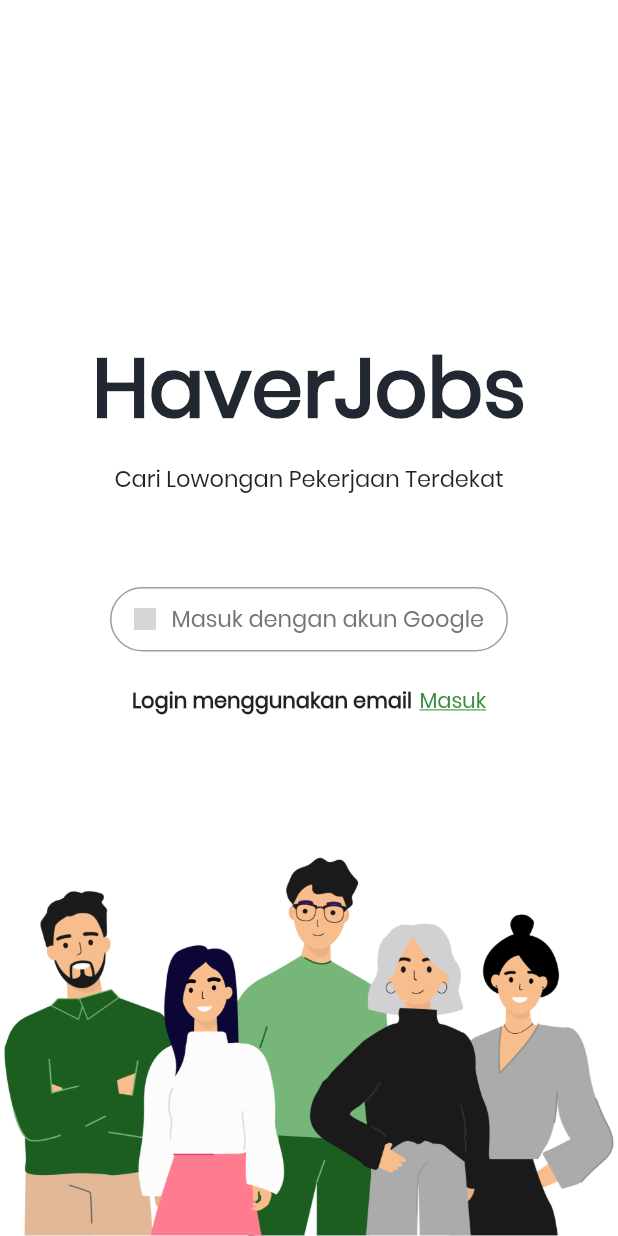
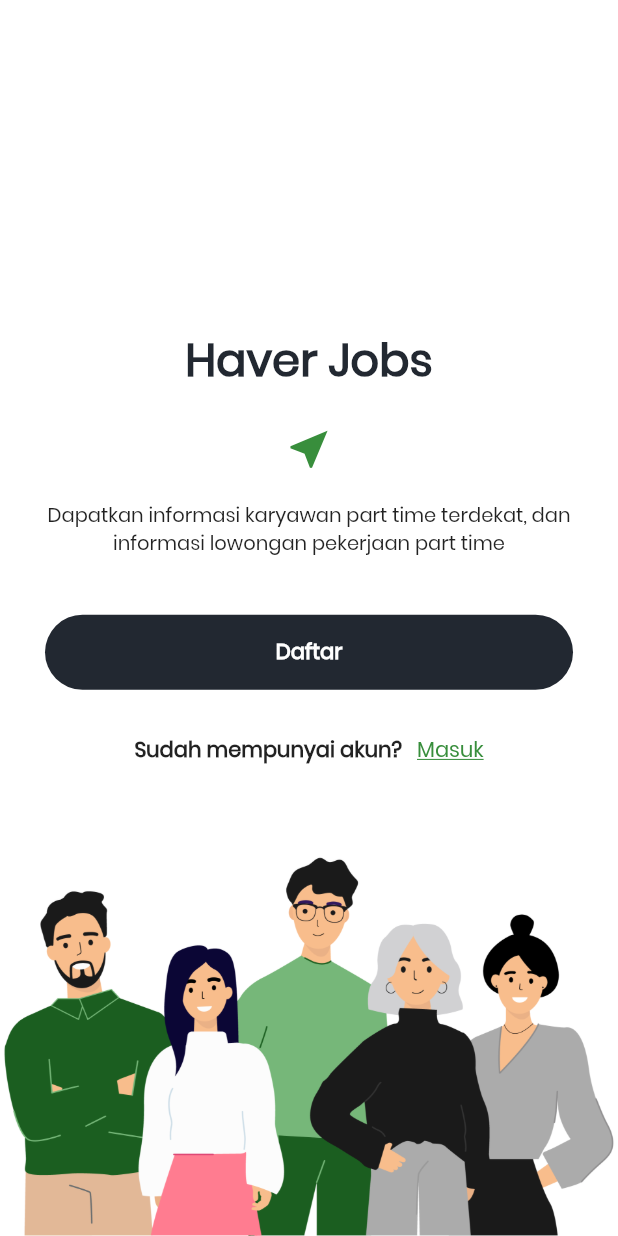
Before and after one commit to nurrehmet/Haver-Jobs, a Flutter app: the screen it shows after launch, on a phone screen of 412 x 824 dp. Run offline on Flutter 3.47's test engine with Material 2 defaults, Android fonts, the phone set to English and light mode, and no system bars; our stand-ins replace cloud_firestore, device_preview, dropdown_formfield, firebase_auth, firebase_storage, geolocator and 6 more; missing offline and left inert: edge_alert, flutter_polyline_points, geocoder, geoflutterfire, place_picker; accounts and stored records are empty; grey boxes are pictures that could not be loaded.

Commit message:
Revert "Version 2"

```diff
--- a/lib/screens/welcome_screen.dart
+++ b/lib/screens/welcome_screen.dart
@@ -2,48 +2,18 @@
 import 'package:firebase_auth/firebase_auth.dart';
 import 'package:flutter/material.dart';
 import 'package:flutter/services.dart';
-import 'package:google_sign_in/google_sign_in.dart';
 import 'package:haverjob/components/widgets.dart';
 import 'package:haverjob/screens/home.dart';
 import 'package:haverjob/screens/login_screen.dart';
 import 'package:haverjob/services/authentication_service.dart';
 import 'package:haverjob/utils/global.dart';
 
-import 'employee/employee_screen_temp.dart';
-import 'jobs/find_jobs.dart';
-import 'jobs/find_jobs.dart';
-import 'jobs/find_jobs.dart';
-
-
-
 class WelcomeScreen extends StatefulWidget {
   @override
   _WelcomeScreenState createState() => _WelcomeScreenState();
-
 }
 
 class _WelcomeScreenState extends State<WelcomeScreen> {
-final FirebaseAuth _firebaseAuth = FirebaseAuth.instance;
-GoogleSignIn _googleSignIn = GoogleSignIn();
-
- Future<FirebaseUser> _handleSignIn() async {
-    GoogleSignInAccount googleUser = await _googleSignIn.signIn();
-    GoogleSignInAuthentication googleAuth = await googleUser.authentication;
-    final AuthCredential credential = GoogleAuthProvider.getCredential(
-      accessToken: googleAuth.accessToken,
-      idToken: googleAuth.idToken,
-    );
-    final AuthResult result  = await _firebaseAuth.signInWithCredential(credential);
-    final FirebaseUser user = result.user;
-    print("signed in " + user.displayName);
-    Navigator.pushReplacement(
-              context,
-              MaterialPageRoute(
-                builder: (context) => EmployeeScreenTemp()));
-    return user;
-
-  }
-
   @override
   Widget build(BuildContext context) {
     return Scaffold(
@@ -68,32 +38,49 @@
                       mainAxisAlignment: MainAxisAlignment.center,
                       children: <Widget>[
                         Text(
-                          'HaverJobs',
+                          'Haver Jobs',
                           style: TextStyle(
-                              color: mainColor, fontWeight: bold, fontSize: 55),
+                              color: mainColor, fontWeight: bold, fontSize: 30),
                           textAlign: TextAlign.center,
+                        ),
+                        SizedBox(
+                          height: 20,
+                        ),
+                        Padding(
+                          padding: const EdgeInsets.only(bottom: 10),
+                          child: Icon(
+                            Icons.near_me,
+                            color: secColor,
+                            size: 33,
+                          ),
                         ),
                         Padding(
                           padding: const EdgeInsets.all(8.0),
                           child: Text(
-                            'Cari Lowongan Pekerjaan Terdekat',
+                            'Dapatkan informasi karyawan part time terdekat, dan informasi lowongan pekerjaan part time',
                             style: TextStyle(
-                              fontSize: 15,
+                              fontSize: 13,
                             ),
                             textAlign: TextAlign.center,
                           ),
                         ),
                         Padding(
-                          padding: const EdgeInsets.only(top: 50, bottom: 20),
-                          child: _signInButton()
+                          padding: const EdgeInsets.only(top: 20, bottom: 20),
+                          child: RoundedButton(
+                            text: 'Daftar',
+                            onPress: () {
+                              _roleModal(context);
+                            },
+                            color: mainColor,
+                          ),
                         ),
                         Row(
                           mainAxisAlignment: MainAxisAlignment.center,
                           children: <Widget>[
                             Padding(
-                              padding: const EdgeInsets.only(right: 5),
+                              padding: const EdgeInsets.only(right: 10),
                               child: Text(
-                                'Login menggunakan email',
+                                'Sudah mempunyai akun?',
                                 style: TextStyle(fontWeight: bold),
                               ),
                             ),
@@ -117,36 +104,67 @@
           ),
         ));
   }
-  Widget _signInButton() {
-    return OutlineButton(
-      splashColor: Colors.grey,
-      onPressed: () {
-        _handleSignIn();
-       },
-      shape: RoundedRectangleBorder(borderRadius: BorderRadius.circular(40)),
-      highlightElevation: 0,
-      highlightedBorderColor: Colors.grey,
-      borderSide: BorderSide(color: Colors.grey),
-      child: Padding(
-        padding: const EdgeInsets.fromLTRB(0, 10, 0, 10),
-        child: Row(
-          mainAxisSize: MainAxisSize.min,
-          mainAxisAlignment: MainAxisAlignment.center,
-          children: <Widget>[
-            Image(image: NetworkImage("https://upload.wikimedia.org/wikipedia/commons/thumb/5/53/Google_%22G%22_Logo.svg/1200px-Google_%22G%22_Logo.svg.png"), height: 15.0),
-            Padding(
-              padding: const EdgeInsets.only(left: 10),
-              child: Text(
-                'Masuk dengan akun Google',
-                style: TextStyle(
-                  fontSize: 15,
-                  color: Colors.grey[600],
+}
+
+void _roleModal(context) {
+  showModalBottomSheet(
+      backgroundColor: Colors.transparent,
+      context: context,
+      builder: (BuildContext bc) {
+        return Container(
+          height: 250,
+          decoration: BoxDecoration(
+            color: Colors.white,
+            borderRadius: BorderRadius.only(
+                topLeft: Radius.circular(25.0),
+                topRight: Radius.circular(25.0)),
+            boxShadow: [
+              BoxShadow(
+                color: Colors.grey,
+                blurRadius: 25.0, // soften the shadow
+                spreadRadius: 5.0, //extend the shadow
+                offset: Offset(
+                  15.0, // Move to right 10  horizontally
+                  15.0, // Move to bottom 10 Vertically
                 ),
               ),
-            )
-          ],
-        ),
-      ),
-    );
-  }
+            ],
+          ),
+          child: Padding(
+            padding: const EdgeInsets.all(5.0),
+            child: new Wrap(
+              children: <Widget>[
+                Center(
+                  child: Padding(
+                    padding: const EdgeInsets.all(8.0),
+                    child: Icon(
+                      Icons.maximize,
+                      color: Colors.grey,
+                      size: 48,
+                    ),
+                  ),
+                ),
+                Center(
+                  child: new RoundedButton(
+                    text: 'Akun Perusahaan',
+                    color: mainColor,
+                    onPress: () {
+                      Navigator.pushNamed(context, "/registerES");
+                    },
+                  ),
+                ),
+                Center(
+                  child: new RoundedButton(
+                    text: 'Akun Pencari Kerja',
+                    color: secColor,
+                    onPress: () {
+                      Navigator.pushNamed(context, "/registerEmployee");
+                    },
+                  ),
+                ),
+              ],
+            ),
+          ),
+        );
+      });
 }
--- a/pubspec.yaml
+++ b/pubspec.yaml
@@ -40,8 +40,6 @@
   geocoder: ^0.2.1
   timeago: ^2.0.26
   device_preview: ^0.4.5
-  google_sign_in: ^4.5.6
-  firebase_analytics: ^5.0.11
 
 
 flutter_icons:
```
Also changed, not shown: lib/components/settings.dart (+2 -11 lines), pubspec.lock, 1 other file.
